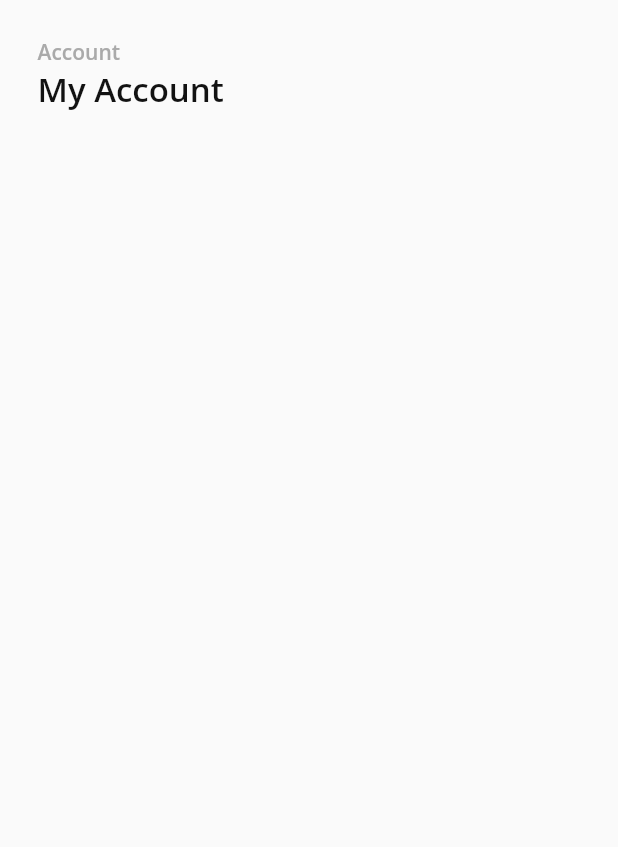
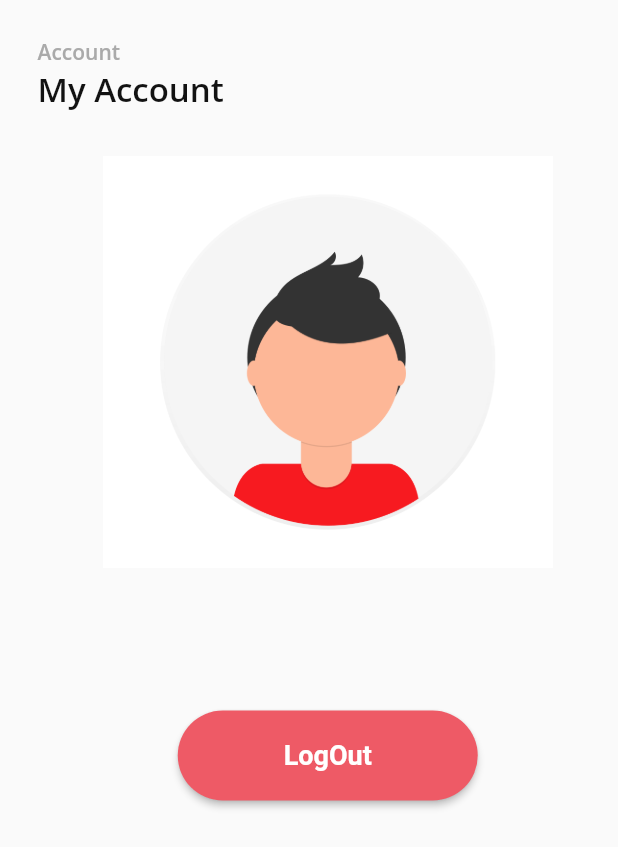
Before and after one commit to monthus089/ReadFox-M, a Flutter app: the Account screen opened directly, on a phone screen of 412 x 824 dp. Shown: the top 847 px of the screen. Run offline on Flutter 3.47's test engine with Material 2 defaults, Android fonts, the phone set to English and light mode, and no system bars; our stand-ins replace firebase_auth, firebase_core, flutter_svg, fluttertoast, form_field_validator, google_fonts; accounts and stored records are empty.

Commit message:
Edit Account

```diff
--- a/flutter_application_1/lib/Home/home.dart
+++ b/flutter_application_1/lib/Home/home.dart
@@ -1,5 +1,3 @@
-import 'dart:ui';
-
 import 'package:flutter/material.dart';
 import 'package:flutter_application_1/Home/login.dart';
 import 'package:flutter_application_1/Home/register.dart';
--- a/flutter_application_1/lib/Home/login.dart
+++ b/flutter_application_1/lib/Home/login.dart
@@ -4,7 +4,7 @@ import 'package:flutter/material.dart';
 import 'package:flutter_application_1/Home/register.dart';
 import 'package:flutter_application_1/constants/color_constant.dart';
 import 'package:flutter_application_1/models/profrile.dart';
-import 'package:flutter_application_1/page/store.dart';
+import 'package:flutter_application_1/navbar.dart';
 
 import 'package:fluttertoast/fluttertoast.dart';
 import 'package:form_field_validator/form_field_validator.dart';
@@ -215,7 +215,7 @@ class _LoginScreenState extends State<LoginScreen> {
               formkey.currentState.reset();
               Navigator.pushReplacement(context,
                   MaterialPageRoute(builder: (context) {
-                return Store();
+                return NavBar();
               }));
             });
           } on FirebaseAuthException catch (e) {
--- a/flutter_application_1/lib/main.dart
+++ b/flutter_application_1/lib/main.dart
@@ -1,5 +1,5 @@
 import 'package:flutter/material.dart';
-import 'package:flutter_application_1/navbar.dart';
+import 'package:flutter_application_1/Home/home.dart';
 
 void main() {
   runApp(MyApp());
@@ -14,7 +14,7 @@ class MyApp extends StatelessWidget {
         primarySwatch: Colors.red,
         visualDensity: VisualDensity.adaptivePlatformDensity,
       ),
-      home: NavBar(),
+      home: HomeScreen(),
       debugShowCheckedModeBanner: false,
     );
   }
--- a/flutter_application_1/lib/page/Account.dart
+++ b/flutter_application_1/lib/page/Account.dart
@@ -1,4 +1,6 @@
+import 'package:firebase_auth/firebase_auth.dart';
 import 'package:flutter/material.dart';
+import 'package:flutter_application_1/Home/home.dart';
 import 'package:flutter_application_1/constants/color_constant.dart';
 import 'package:google_fonts/google_fonts.dart';
 
@@ -8,6 +10,7 @@ class Account extends StatefulWidget {
 }
 
 class _AccountState extends State<Account> {
+  final auth = FirebaseAuth.instance;
   @override
   Widget build(BuildContext context) {
     return Scaffold(
@@ -33,6 +36,34 @@ class _AccountState extends State<Account> {
                           fontSize: 22,
                           fontWeight: FontWeight.w600,
                           color: kBlackColor),
+                    ),
+                    SizedBox(
+                      height: 30,
+                    ),
+                    Column(
+                      children: <Widget>[
+                        Container(
+                          height: MediaQuery.of(context).size.height / 3,
+                          decoration: BoxDecoration(
+                              image: DecorationImage(
+                                  image:
+                                      AssetImage("assets/icons/welcom.png"))),
+                        ),
+                        SizedBox(
+                          height: 30,
+                        ),
+                        Text(
+                          auth.currentUser.email.toString(),
+                          style: TextStyle(fontSize: 30),
+                        ),
+                        SizedBox(
+                          height: 30,
+                        ),
+                        Align(
+                          alignment: Alignment.center,
+                          child: logout(),
+                        ),
+                      ],
                     )
                   ],
                 )),
@@ -41,4 +72,45 @@ class _AccountState extends State<Account> {
       ),
     );
   }
+
+  MaterialButton logout() {
+    return MaterialButton(
+      minWidth: 200,
+      height: 60,
+      onPressed: () {
+        showDialog(
+            context: context,
+            builder: (BuildContext context) {
+              return AlertDialog(
+                title: Text('อกกจากระบบ'),
+                content: Text('คุณแน่ใจนะว่าต้องการออกจากระบบ'),
+                actions: <Widget>[
+                  MaterialButton(
+                      onPressed: () {
+                        auth.signOut().then((value) {
+                          Navigator.pushReplacement(context,
+                              MaterialPageRoute(builder: (context) {
+                            return HomeScreen();
+                          }));
+                        });
+                      },
+                      child: Text('ยืนยัน')),
+                  MaterialButton(
+                      onPressed: () {
+                        Navigator.pop(context);
+                      },
+                      child: Text('ยกเลิก'))
+                ],
+              );
+            });
+      },
+      color: Color(0xffEE5A66),
+      shape: RoundedRectangleBorder(borderRadius: BorderRadius.circular(50)),
+      child: Text(
+        "LogOut",
+        style: TextStyle(
+            fontWeight: FontWeight.w600, fontSize: 18, color: Colors.white),
+      ),
+    );
+  }
 }
```
Also changed, not shown: flutter_application_1/pubspec.lock.
